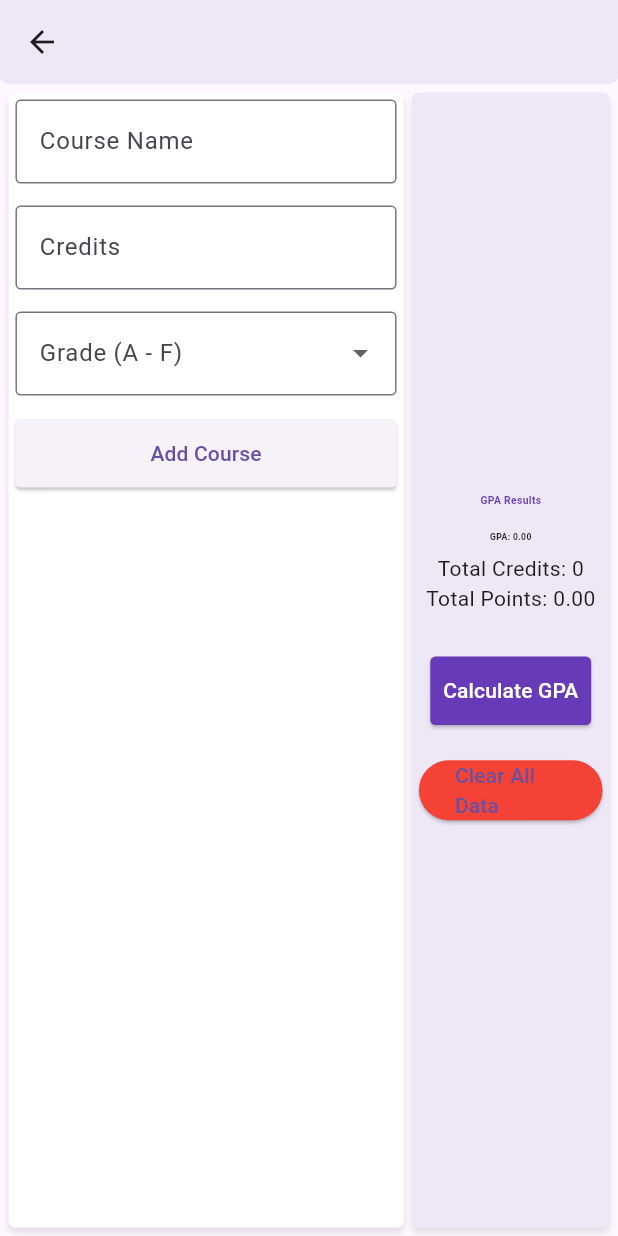
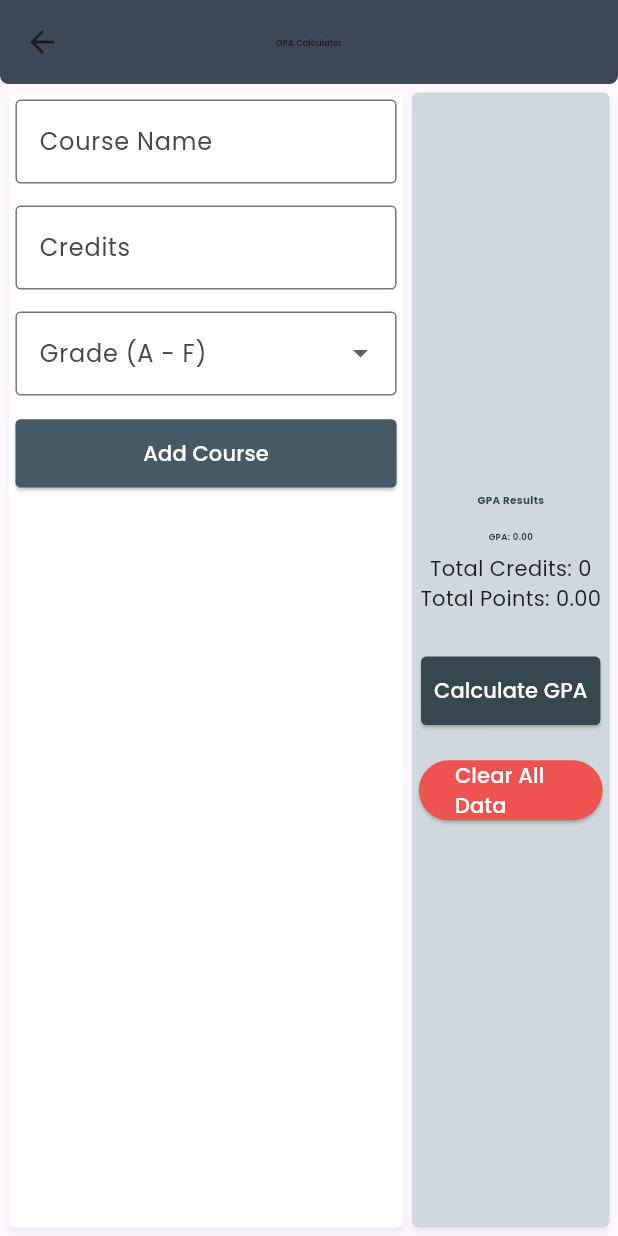
Before and after one commit to shizzleclover/GpaBuddy, a Flutter app: the screen it shows after launch, after a tap on "Calculate GPA", on a phone screen of 412 x 824 dp. Run offline on Flutter 3.47's test engine with Material 3 defaults, Android fonts, the phone set to English and light mode, and no system bars; our stand-ins replace flutter_screenutil, google_fonts, hive, hive_flutter; accounts and stored records are empty.

Commit message:
Added feature to delete course but ran into bug, pushing live to test some features

```diff
--- a/lib/Provider/calc_provider.dart
+++ b/lib/Provider/calc_provider.dart
@@ -20,6 +20,7 @@ class GpaCalcProvider with ChangeNotifier {
     _courseBox.add(newCourse); // Save to Hive
     notifyListeners();
   }
+
 
   // Calculate GPA and return total credits and total points for current courses
   Map<String, dynamic> calculateGpa() {
@@ -66,4 +67,6 @@ class GpaCalcProvider with ChangeNotifier {
     _totalPoints = 0.0;
     notifyListeners();
   }
+
+
 }
--- a/lib/Screens/GPA_screen.dart
+++ b/lib/Screens/GPA_screen.dart
@@ -1,6 +1,7 @@
 import 'package:flutter/material.dart';
 import 'package:flutter_screenutil/flutter_screenutil.dart';
 import 'package:provider/provider.dart';
+import 'package:google_fonts/google_fonts.dart';
 import '../Provider/calc_provider.dart';
 
 // ignore: must_be_immutable
@@ -20,11 +21,15 @@ class CalcScreen extends StatelessWidget {
       context: context,
       builder: (_) => AlertDialog(
         shape: RoundedRectangleBorder(borderRadius: BorderRadius.circular(15.r)),
-        title: const Text('GPA Results', style: TextStyle(fontWeight: FontWeight.bold)),
+        title: Text(
+          'GPA Results',
+          style: GoogleFonts.poppins(fontWeight: FontWeight.bold, color: Colors.blueGrey[900]),
+        ),
         content: Text(
           'GPA: ${result['gpa'].toStringAsFixed(2)}\n'
           'Total Credits: ${result['totalCredits']}\n'
           'Total Points: ${result['totalPoints'].toStringAsFixed(2)}',
+          style: GoogleFonts.poppins(color: Colors.blueGrey[700]),
         ),
         actions: [
           TextButton(
@@ -53,6 +58,10 @@ class CalcScreen extends StatelessWidget {
     Provider.of<GpaCalcProvider>(context, listen: false).clearCourses();
   }
 
+
+  // void _removeCourse(BuildContext context) {
+  //   Provider.of<GpaCalcProvider>(context, listen: false)._removeCourse();
+  // }
   @override
   Widget build(BuildContext context) {
     var courses = Provider.of<GpaCalcProvider>(context).courses;
@@ -61,8 +70,13 @@ class CalcScreen extends StatelessWidget {
     return Scaffold(
       appBar: AppBar(
         automaticallyImplyLeading: true,
+        title: Text(
+          'GPA Calculator',
+          style: GoogleFonts.poppins(fontSize: 20.sp, fontWeight: FontWeight.w600),
+        ),
         centerTitle: true,
         elevation: 5,
+        backgroundColor: Colors.blueGrey[800],
         shape: RoundedRectangleBorder(
           borderRadius: BorderRadius.vertical(bottom: Radius.circular(20.r)),
         ),
@@ -71,7 +85,6 @@ class CalcScreen extends StatelessWidget {
         padding: EdgeInsets.all(20.w),
         child: Row(
           children: [
-            // Left Container: Input Fields and Course List
             Expanded(
               flex: 2,
               child: Container(
@@ -81,7 +94,7 @@ class CalcScreen extends StatelessWidget {
                   borderRadius: BorderRadius.circular(15.r),
                   boxShadow: [
                     BoxShadow(
-                      color: Colors.black.withOpacity(0.1),
+                      color: Colors.blueGrey.withOpacity(0.1),
                       blurRadius: 10.r,
                       offset: Offset(0, 4.h),
                     ),
@@ -94,6 +107,7 @@ class CalcScreen extends StatelessWidget {
                       controller: nameController,
                       decoration: InputDecoration(
                         labelText: 'Course Name',
+                        labelStyle: GoogleFonts.poppins(),
                         border: OutlineInputBorder(borderRadius: BorderRadius.circular(12.r)),
                       ),
                     ),
@@ -103,6 +117,7 @@ class CalcScreen extends StatelessWidget {
                       keyboardType: TextInputType.number,
                       decoration: InputDecoration(
                         labelText: 'Credits',
+                        labelStyle: GoogleFonts.poppins(),
                         border: OutlineInputBorder(borderRadius: BorderRadius.circular(12.r)),
                       ),
                     ),
@@ -112,7 +127,7 @@ class CalcScreen extends StatelessWidget {
                       items: gradeOptions.map((grade) {
                         return DropdownMenuItem<String>(
                           value: grade,
-                          child: Text(grade),
+                          child: Text(grade, style: GoogleFonts.poppins()),
                         );
                       }).toList(),
                       onChanged: (value) {
@@ -120,6 +135,7 @@ class CalcScreen extends StatelessWidget {
                       },
                       decoration: InputDecoration(
                         labelText: 'Grade (A - F)',
+                        labelStyle: GoogleFonts.poppins(),
                         border: OutlineInputBorder(borderRadius: BorderRadius.circular(12.r)),
                       ),
                     ),
@@ -129,8 +145,9 @@ class CalcScreen extends StatelessWidget {
                       style: ElevatedButton.styleFrom(
                         shape: RoundedRectangleBorder(borderRadius: BorderRadius.circular(12.r)),
                         padding: EdgeInsets.symmetric(vertical: 14.h),
+                        backgroundColor: Colors.blueGrey[700],
                       ),
-                      child: const Text('Add Course'),
+                      child: Text('Add Course', style: GoogleFonts.poppins(color: Colors.white)),
                     ),
                     SizedBox(height: 20.h),
                     Expanded(
@@ -141,10 +158,18 @@ class CalcScreen extends StatelessWidget {
                           return Card(
                             shape: RoundedRectangleBorder(borderRadius: BorderRadius.circular(12.r)),
                             elevation: 3,
+                            color: Colors.blueGrey[50],
                             margin: EdgeInsets.symmetric(vertical: 8.h),
                             child: ListTile(
-                              title: Text(course.name),
-                              subtitle: Text('Credits: ${course.credits} | Grade: ${course.grade}'),
+                              title: Text(course.name, style: GoogleFonts.poppins(fontWeight: FontWeight.w500)),
+                              subtitle: Text(
+                                'Credits: ${course.credits} | Grade: ${course.grade}',
+                                style: GoogleFonts.poppins(),
+                              ),
+                              trailing: IconButton(
+                                icon: Icon(Icons.delete, color: Colors.red[400]),
+                                onPressed:  () {},
+                              ),
                             ),
                           );
                         },
@@ -155,18 +180,16 @@ class CalcScreen extends StatelessWidget {
               ),
             ),
             SizedBox(width: 20.w),
-
-            // Right Container: GPA Results
             Expanded(
               flex: 1,
               child: Container(
                 padding: EdgeInsets.all(16.w),
                 decoration: BoxDecoration(
-                  color: Colors.deepPurple[50],
+                  color: Colors.blueGrey[100],
                   borderRadius: BorderRadius.circular(15.r),
                   boxShadow: [
                     BoxShadow(
-                      color: Colors.black.withOpacity(0.1),
+                      color: Colors.blueGrey.withOpacity(0.1),
                       blurRadius: 10.r,
                       offset: Offset(0, 4.h),
                     ),
@@ -177,7 +200,8 @@ class CalcScreen extends StatelessWidget {
                   children: [
                     Text(
                       'GPA Results',
-                      style: TextStyle(fontSize: 24.sp, fontWeight: FontWeight.bold, color: Colors.deepPurple),
+                      style: GoogleFonts.poppins(
+                          fontSize: 24.sp, fontWeight: FontWeight.bold, color: Colors.blueGrey[800]),
                     ),
                     SizedBox(height: 16.h),
                     Consumer<GpaCalcProvider>(
@@ -187,11 +211,17 @@ class CalcScreen extends StatelessWidget {
                           children: [
                             Text(
                               'GPA: ${result['gpa'].toStringAsFixed(2)}',
-                              style: TextStyle(fontSize: 20.sp, fontWeight: FontWeight.bold),
+                              style: GoogleFonts.poppins(fontSize: 20.sp, fontWeight: FontWeight.w600),
                             ),
                             SizedBox(height: 8.h),
-                            Text('Total Credits: ${result['totalCredits']}'),
-                            Text('Total Points: ${result['totalPoints'].toStringAsFixed(2)}'),
+                            Text(
+                              'Total Credits: ${result['totalCredits']}',
+                              style: GoogleFonts.poppins(),
+                            ),
+                            Text(
+                              'Total Points: ${result['totalPoints'].toStringAsFixed(2)}',
+                              style: GoogleFonts.poppins(),
+                            ),
                           ],
                         );
                       },
@@ -201,21 +231,20 @@ class CalcScreen extends StatelessWidget {
                       onPressed: () => _calculateGpa(context),
                       style: ElevatedButton.styleFrom(
                         shape: RoundedRectangleBorder(borderRadius: BorderRadius.circular(12.r)),
-                        backgroundColor: Colors.deepPurple,
+                        backgroundColor: Colors.blueGrey[800],
                         padding: EdgeInsets.symmetric(vertical: 14.h, horizontal: 30.w),
                       ),
-                      child: const Text(
+                      child: Text(
                         'Calculate GPA',
-                        style: TextStyle(color: Colors.white),
+                        style: GoogleFonts.poppins(color: Colors.white),
                       ),
                     ),
-
-                     SizedBox(height: 20.h,),
+                    SizedBox(height: 20.h),
                     ElevatedButton(
-                    onPressed: () => _clearCourse(context),
-                    style: ElevatedButton.styleFrom(backgroundColor: Colors.red),
-                    child: const Text("Clear All Data"),
-                  ),
+                      onPressed: () => _clearCourse(context),
+                      style: ElevatedButton.styleFrom(backgroundColor: Colors.red[400]),
+                      child: Text("Clear All Data", style: GoogleFonts.poppins(color: Colors.white)),
+                    ),
                   ],
                 ),
               ),
--- a/lib/main.dart
+++ b/lib/main.dart
@@ -34,7 +34,7 @@ void main() async {
   @override
   Widget build(BuildContext context) {
     return ScreenUtilInit(
-      designSize: const Size(375, 812), // iPhone X size for reference
+      designSize: const Size(375, 812),
       minTextAdapt: true,
       splitScreenMode: true,
       builder: (context, child) {
```
Also changed, not shown: lib/Screens/CGPA_screen.dart (+38 -27 lines).
